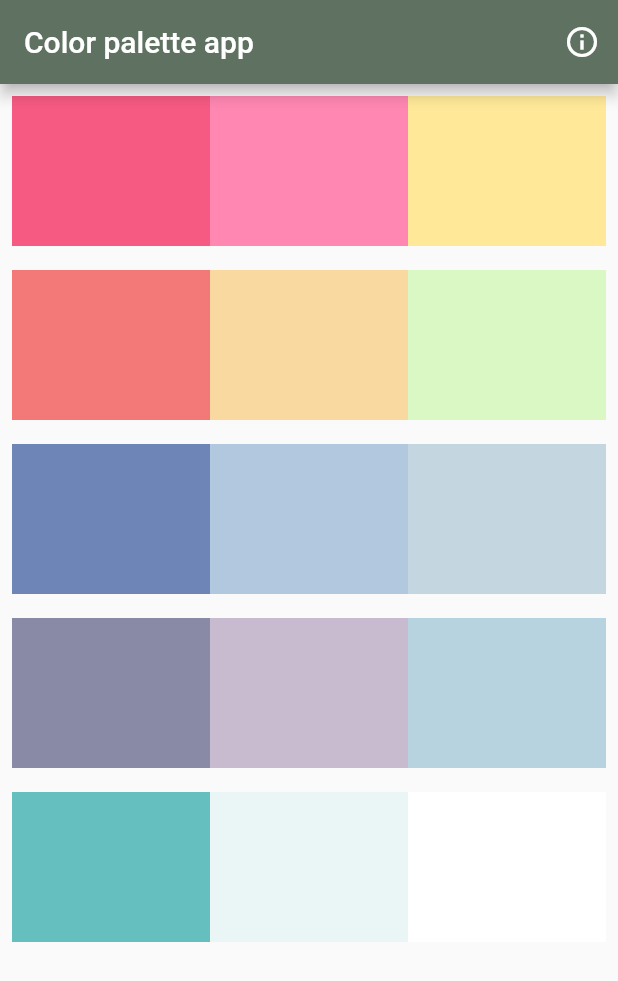
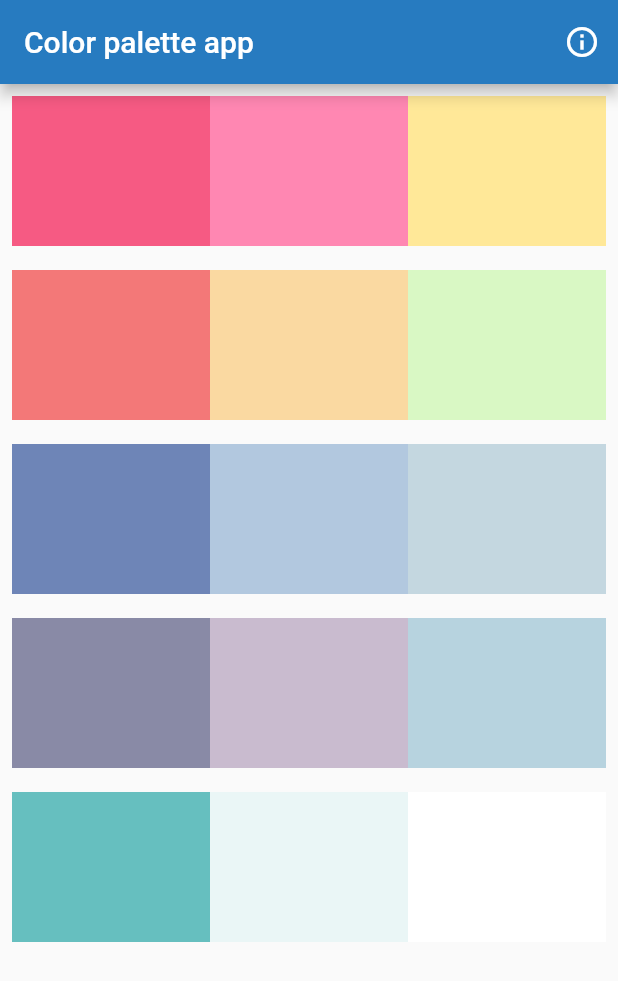
Before and after one commit to luisFelipeEvilla/f_color_palette_template, a Flutter app: the screen it shows after launch, on a phone screen of 412 x 824 dp. Shown: the top 981 px of the screen. Run offline on Flutter 3.47's test engine with Material 2 defaults, Android fonts, the phone set to English and light mode, and no system bars; our stand-ins replace get, loggy.

Commit message:
change navbar background color

```diff
--- a/lib/ui/pages/color_selection_page.dart
+++ b/lib/ui/pages/color_selection_page.dart
@@ -20,6 +20,7 @@ class ColorSelectionPage extends StatelessWidget {
     return Scaffold(
         appBar: AppBar(
           title: const Text('Color palette app'),
+          backgroundColor: ColorUtils.FromHex('#277BC0'),
           actions: [
             IconButton(onPressed: showDialog, icon: Icon(Icons.info_outline))
           ],
```
